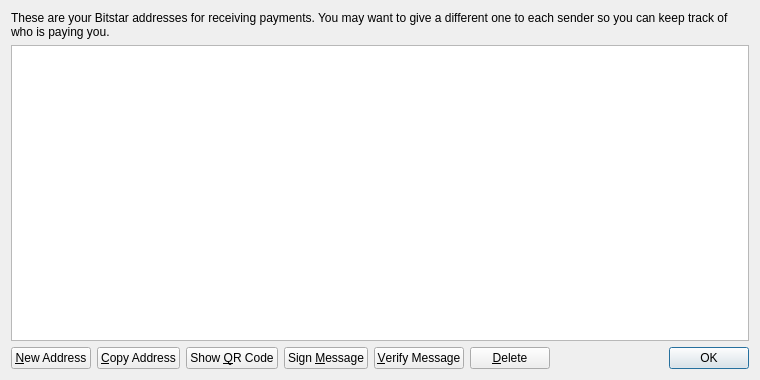
Old version of the form src/qt/forms/addressbookpage.ui in the repository bitstar/bitstar.
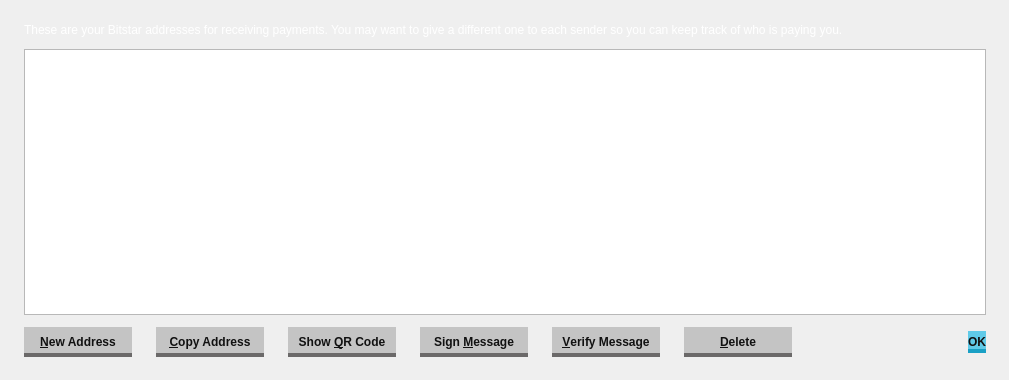
New version of the form. Icons and pictures are not drawn.

What changed in the file:
```diff
--- a/src/qt/forms/addressbookpage.ui
+++ b/src/qt/forms/addressbookpage.ui
@@ -6,7 +6,7 @@
    <rect>
     <x>0</x>
     <y>0</y>
-    <width>760</width>
+    <width>1009</width>
     <height>380</height>
    </rect>
   </property>
@@ -14,8 +14,33 @@
    <string>Address Book</string>
   </property>
   <layout class="QVBoxLayout" name="verticalLayout">
+   <property name="leftMargin">
+    <number>12</number>
+   </property>
+   <item>
+    <layout class="QVBoxLayout" name="addressbookLayout" stretch="0,0,0">
+     <property name="spacing">
+      <number>12</number>
+     </property>
+     <property name="leftMargin">
+      <number>12</number>
+     </property>
+     <property name="topMargin">
+      <number>12</number>
+     </property>
+     <property name="rightMargin">
+      <number>12</number>
+     </property>
+     <property name="bottomMargin">
+      <number>12</number>
+     </property>
    <item>
     <widget class="QLabel" name="labelExplanation">
+       <property name="styleSheet">
+        <string notr="true">QLabel {
+	color: #FFFFFF;
+}</string>
+       </property>
      <property name="text">
       <string>These are your Bitstar addresses for receiving payments. You may want to give a different one to each sender so you can keep track of who is paying you.</string>
      </property>
@@ -35,6 +60,9 @@
      <property name="toolTip">
       <string>Double-click to edit address or label</string>
      </property>
+       <property name="styleSheet">
+        <string notr="true"/>
+       </property>
      <property name="tabKeyNavigation">
       <bool>false</bool>
      </property>
@@ -57,11 +85,41 @@
    </item>
    <item>
     <layout class="QHBoxLayout" name="horizontalLayout">
+       <property name="spacing">
+        <number>-1</number>
+       </property>
      <item>
       <widget class="QPushButton" name="newAddressButton">
+         <property name="minimumSize">
+          <size>
+           <width>120</width>
+           <height>30</height>
+          </size>
+         </property>
        <property name="toolTip">
         <string>Create a new address</string>
        </property>
+         <property name="styleSheet">
+          <string notr="true">QPushButton {
+	border: none;
+	background: #C4C4C4;
+	border-bottom: 4px solid #6B6969;
+	color: #111111;
+	font-weight: bold;
+	margin-right: 12px;
+	padding-top: 4px;
+}
+QPushButton:hover,
+QPushButton:pressed,
+QPushButton:selected,
+QPushButton:checked {
+    background: #60CAE8;
+    border-bottom: 4px solid #1AA0C5;
+}
+QPushButton:disabled {
+	color: #6B6969;
+}</string>
+         </property>
        <property name="text">
         <string>&amp;New Address</string>
        </property>
@@ -73,9 +131,36 @@
      </item>
      <item>
       <widget class="QPushButton" name="copyToClipboard">
+         <property name="minimumSize">
+          <size>
+           <width>120</width>
+           <height>30</height>
+          </size>
+         </property>
        <property name="toolTip">
         <string>Copy the currently selected address to the system clipboard</string>
        </property>
+         <property name="styleSheet">
+          <string notr="true">QPushButton {
+	border: none;
+	background: #C4C4C4;
+	border-bottom: 4px solid #6B6969;
+	color: #111111;
+	font-weight: bold;
+	margin-right: 12px;
+	padding-top: 4px;
+}
+QPushButton:hover,
+QPushButton:pressed,
+QPushButton:selected,
+QPushButton:checked {
+    background: #60CAE8;
+    border-bottom: 4px solid #1AA0C5;
+}
+QPushButton:disabled {
+	color: #6B6969;
+}</string>
+         </property>
        <property name="text">
         <string>&amp;Copy Address</string>
        </property>
@@ -87,6 +172,33 @@
      </item>
      <item>
       <widget class="QPushButton" name="showQRCode">
+         <property name="minimumSize">
+          <size>
+           <width>120</width>
+           <height>30</height>
+          </size>
+         </property>
+         <property name="styleSheet">
+          <string notr="true">QPushButton {
+	border: none;
+	background: #C4C4C4;
+	border-bottom: 4px solid #6B6969;
+	color: #111111;
+	font-weight: bold;
+	margin-right: 12px;
+	padding-top: 4px;
+}
+QPushButton:hover,
+QPushButton:pressed,
+QPushButton:selected,
+QPushButton:checked {
+    background: #60CAE8;
+    border-bottom: 4px solid #1AA0C5;
+}
+QPushButton:disabled {
+	color: #6B6969;
+}</string>
+         </property>
        <property name="text">
         <string>Show &amp;QR Code</string>
        </property>
@@ -98,9 +210,39 @@
      </item>
      <item>
       <widget class="QPushButton" name="signMessage">
+         <property name="enabled">
+          <bool>true</bool>
+         </property>
+         <property name="minimumSize">
+          <size>
+           <width>120</width>
+           <height>30</height>
+          </size>
+         </property>
        <property name="toolTip">
         <string>Sign a message to prove you own a Bitstar address</string>
        </property>
+         <property name="styleSheet">
+          <string notr="true">QPushButton {
+	border: none;
+	background: #C4C4C4;
+	border-bottom: 4px solid #6B6969;
+	color: #111111;
+	font-weight: bold;
+	margin-right: 12px;
+	padding-top: 4px;
+}
+QPushButton:hover,
+QPushButton:pressed,
+QPushButton:selected,
+QPushButton:checked {
+    background: #60CAE8;
+    border-bottom: 4px solid #1AA0C5;
+}
+QPushButton:disabled {
+	color: #6B6969;
+}</string>
+         </property>
        <property name="text">
         <string>Sign &amp;Message</string>
        </property>
@@ -112,23 +254,82 @@
      </item>
      <item>
       <widget class="QPushButton" name="verifyMessage">
+         <property name="enabled">
+          <bool>true</bool>
+         </property>
+         <property name="minimumSize">
+          <size>
+           <width>120</width>
+           <height>30</height>
+          </size>
+         </property>
        <property name="toolTip">
         <string>Verify a message to ensure it was signed with a specified Bitstar address</string>
        </property>
+         <property name="styleSheet">
+          <string notr="true">QPushButton {
+	border: none;
+	background: #C4C4C4;
+	border-bottom: 4px solid #6B6969;
+	color: #111111;
+	font-weight: bold;
+	margin-right: 12px;
+	padding-top: 4px;
+}
+QPushButton:hover,
+QPushButton:pressed,
+QPushButton:selected,
+QPushButton:checked {
+    background: #60CAE8;
+    border-bottom: 4px solid #1AA0C5;
+}
+QPushButton:disabled {
+	color: #6B6969;
+}</string>
+         </property>
        <property name="text">
         <string>&amp;Verify Message</string>
        </property>
-       <property name="icon">
-        <iconset resource="../bitcoin.qrc">
-         <normaloff>:/icons/transaction_0</normaloff>:/icons/transaction_0</iconset>
+         <property name="default">
+          <bool>false</bool>
+         </property>
+         <property name="flat">
+          <bool>false</bool>
        </property>
       </widget>
      </item>
      <item>
       <widget class="QPushButton" name="deleteButton">
+         <property name="minimumSize">
+          <size>
+           <width>120</width>
+           <height>30</height>
+          </size>
+         </property>
        <property name="toolTip">
         <string>Delete the currently selected address from the list</string>
        </property>
+         <property name="styleSheet">
+          <string notr="true">QPushButton {
+	border: none;
+	background: #C4C4C4;
+	border-bottom: 4px solid #6B6969;
+	color: #111111;
+	font-weight: bold;
+	margin-right: 12px;
+	padding-top: 4px;
+}
+QPushButton:hover,
+QPushButton:pressed,
+QPushButton:selected,
+QPushButton:checked {
+    background: #60CAE8;
+    border-bottom: 4px solid #1AA0C5;
+}
+QPushButton:disabled {
+	color: #6B6969;
+}</string>
+         </property>
        <property name="text">
         <string>&amp;Delete</string>
        </property>
@@ -159,6 +360,35 @@
          <verstretch>0</verstretch>
         </sizepolicy>
        </property>
+         <property name="minimumSize">
+          <size>
+           <width>120</width>
+           <height>30</height>
+          </size>
+         </property>
+         <property name="styleSheet">
+          <string notr="true">QDialogButtonBox {
+	border: none;
+}
+QDialogButtonBox QPushButton {
+	border: none;
+    background: #60CAE8;
+    border-bottom: 4px solid #1AA0C5;
+	color: #111111;
+	font-weight: bold;
+	padding-top: 4px;
+}
+QDialogButtonBox QPushButton:hover,
+QDialogButtonBox QPushButton:pressed,
+QDialogButtonBox QPushButton:selected,
+QDialogButtonBox QPushButton:checked {
+	background: #BED431;
+	border-bottom: 4px solid #788B02;
+}
+
+
+</string>
+         </property>
        <property name="standardButtons">
         <set>QDialogButtonBox::Ok</set>
        </property>
@@ -167,6 +397,8 @@
     </layout>
    </item>
   </layout>
+   </item>
+  </layout>
  </widget>
  <resources>
   <include location="../bitcoin.qrc"/>
```
Left out of the diff: 24 changed lines with no effect on the pictures. Lines whose indentation alone changed are shown as unchanged.
